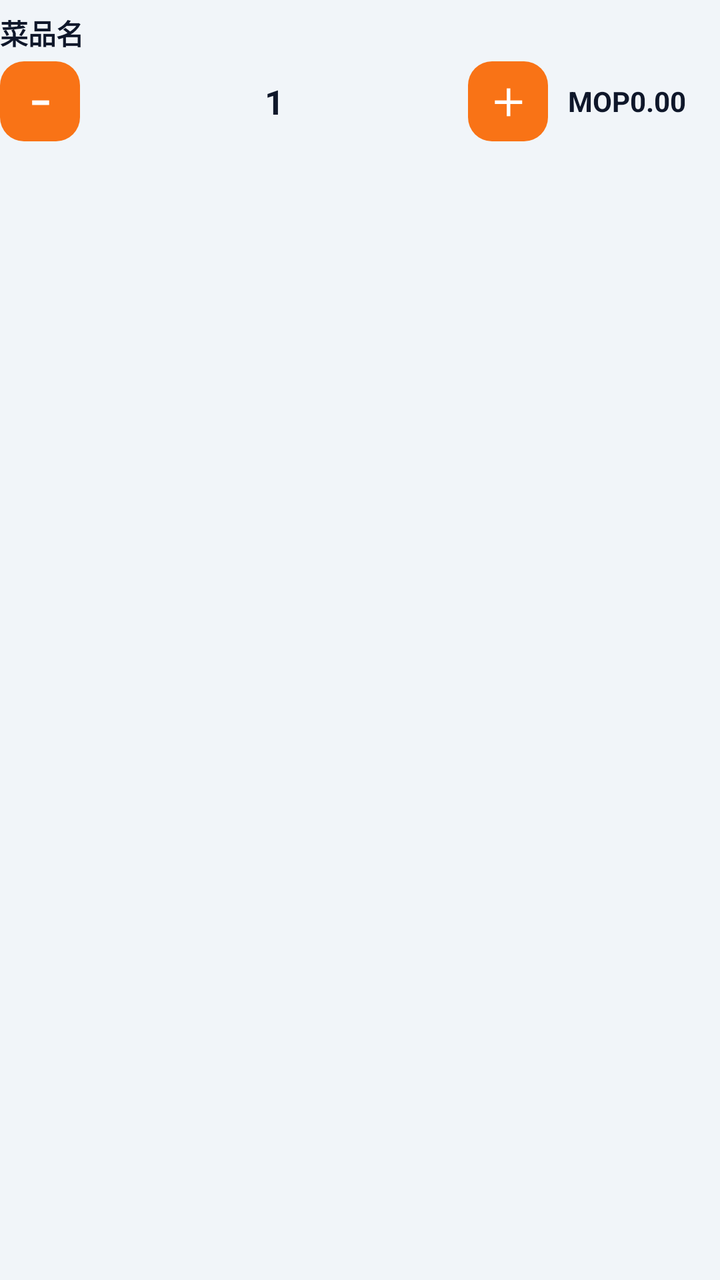
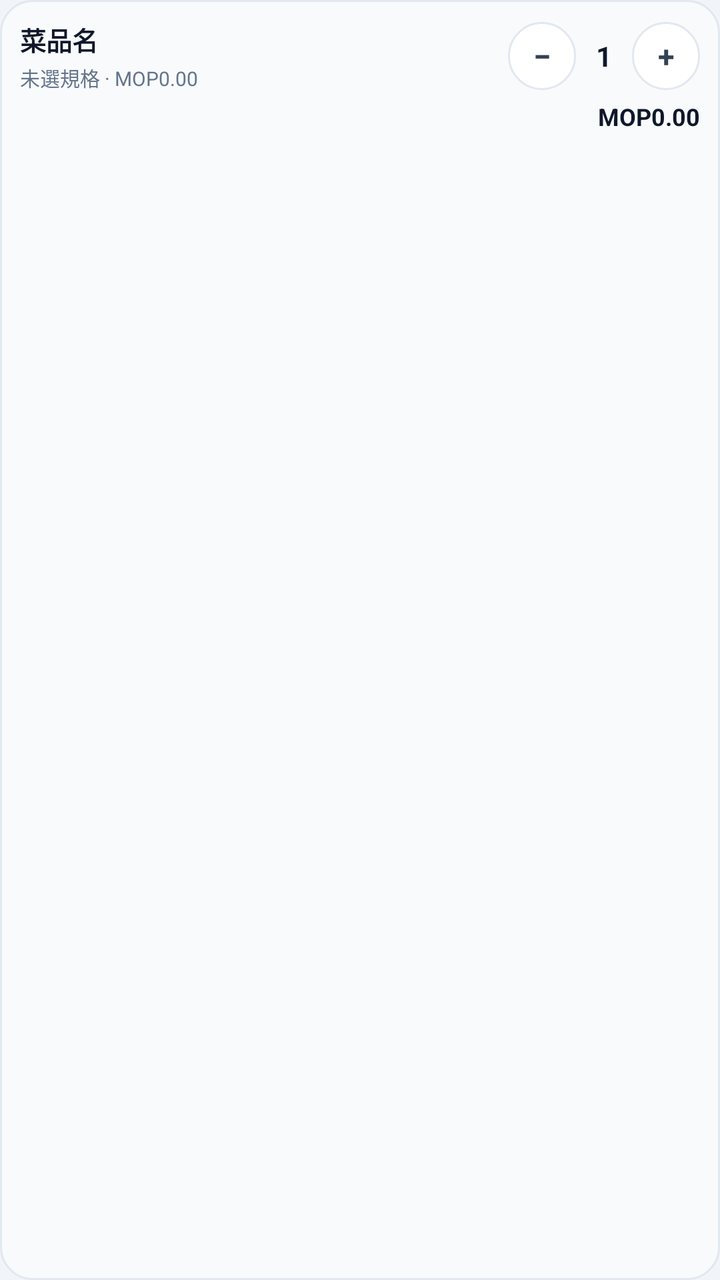

The first picture is an Android layout as it rendered before a commit; the second is the same layout after the commit. The layout source and the unified diff follow.
<!-- AndroidManifest.xml: application theme Theme.MacauposNative -->
<!-- res/layout/item_cart_line.xml -->
<?xml version="1.0" encoding="utf-8"?>
<LinearLayout xmlns:android="http://schemas.android.com/apk/res/android"
    android:layout_width="match_parent"
    android:layout_height="wrap_content"
    android:orientation="vertical"
    android:paddingVertical="6dp">

    <TextView
        android:id="@+id/txtLineName"
        android:layout_width="match_parent"
        android:layout_height="wrap_content"
        android:ellipsize="end"
        android:maxLines="1"
        android:text="菜品名"
        android:textColor="@color/text_primary"
        android:textSize="14sp"
        android:textStyle="bold" />

    <LinearLayout
        android:layout_width="match_parent"
        android:layout_height="wrap_content"
        android:layout_marginTop="4dp"
        android:gravity="center_vertical"
        android:orientation="horizontal">

        <TextView
            android:id="@+id/btnMinus"
            android:layout_width="40dp"
            android:layout_height="40dp"
            android:background="@drawable/bg_qty_btn"
            android:gravity="center"
            android:text="−"
            android:textColor="@color/card"
            android:textSize="20sp"
            android:textStyle="bold" />

        <TextView
            android:id="@+id/txtQty"
            android:layout_width="0dp"
            android:layout_height="wrap_content"
            android:layout_weight="1"
            android:gravity="center"
            android:text="1"
            android:textColor="@color/text_primary"
            android:textSize="17sp"
            android:textStyle="bold" />

        <TextView
            android:id="@+id/btnPlus"
            android:layout_width="40dp"
            android:layout_height="40dp"
            android:background="@drawable/bg_qty_btn"
            android:gravity="center"
            android:text="＋"
            android:textColor="@color/card"
            android:textSize="18sp"
            android:textStyle="bold" />

        <TextView
            android:id="@+id/txtLineAmount"
            android:layout_width="wrap_content"
            android:layout_height="wrap_content"
            android:layout_marginStart="10dp"
            android:minWidth="76dp"
            android:text="MOP0.00"
            android:textColor="@color/text_primary"
            android:textSize="14sp"
            android:textStyle="bold" />
    </LinearLayout>
</LinearLayout>
<!-- resources referenced by this layout -->
<resources>
  <color name="card">#FFFFFF</color>
  <color name="text_primary">#0F172A</color>
  <!-- drawable bg_qty_btn (drawable) -->
  <?xml version="1.0" encoding="utf-8"?>
  <selector xmlns:android="http://schemas.android.com/apk/res/android">
      <item android:state_pressed="true">
          <shape android:shape="rectangle">
              <solid android:color="@color/accent_soft" />
              <corners android:radius="12dp" />
          </shape>
      </item>
      <item>
          <shape android:shape="rectangle">
              <solid android:color="@color/accent" />
              <corners android:radius="12dp" />
          </shape>
      </item>
  </selector>
  <style name="Theme.MacauposNative" parent="android:Theme.Material.Light.NoActionBar">
          <item name="android:statusBarColor">#F1F5F9</item>
          <item name="android:navigationBarColor">#FFFFFF</item>
          <item name="android:windowBackground">#F1F5F9</item>
          <item name="android:colorAccent">#F97316</item>
          <item name="android:windowLightStatusBar">true</item>
      </style>
  <color name="accent_soft">#FFEDD5</color>
  <color name="accent">#F97316</color>
</resources>

<!-- the commit's change to res/layout/item_cart_line.xml (unified diff, before → after) -->
@@ -2,69 +2,87 @@
 <LinearLayout xmlns:android="http://schemas.android.com/apk/res/android"
     android:layout_width="match_parent"
     android:layout_height="wrap_content"
+    android:layout_marginBottom="6dp"
+    android:background="@drawable/bg_cart_row"
     android:orientation="vertical"
-    android:paddingVertical="6dp">
-
-    <TextView
-        android:id="@+id/txtLineName"
-        android:layout_width="match_parent"
-        android:layout_height="wrap_content"
-        android:ellipsize="end"
-        android:maxLines="1"
-        android:text="菜品名"
-        android:textColor="@color/text_primary"
-        android:textSize="14sp"
-        android:textStyle="bold" />
+    android:padding="10dp">
 
     <LinearLayout
         android:layout_width="match_parent"
         android:layout_height="wrap_content"
-        android:layout_marginTop="4dp"
         android:gravity="center_vertical"
         android:orientation="horizontal">
 
+        <LinearLayout
+            android:layout_width="0dp"
+            android:layout_height="wrap_content"
+            android:layout_weight="1"
+            android:orientation="vertical">
+
+            <TextView
+                android:id="@+id/txtLineName"
+                android:layout_width="match_parent"
+                android:layout_height="wrap_content"
+                android:ellipsize="end"
+                android:maxLines="1"
+                android:text="菜品名"
+                android:textColor="@color/slate_900"
+                android:textSize="13sp"
+                android:textStyle="bold" />
+
+            <TextView
+                android:id="@+id/txtLineSpec"
+                android:layout_width="match_parent"
+                android:layout_height="wrap_content"
+                android:layout_marginTop="2dp"
+                android:ellipsize="end"
+                android:maxLines="1"
+                android:text="未選規格 · MOP0.00"
+                android:textColor="@color/text_secondary"
+                android:textSize="10sp" />
+        </LinearLayout>
+
         <TextView
             android:id="@+id/btnMinus"
-            android:layout_width="40dp"
-            android:layout_height="40dp"
-            android:background="@drawable/bg_qty_btn"
+            android:layout_width="34dp"
+            android:layout_height="34dp"
+            android:background="@drawable/bg_stepper"
             android:gravity="center"
             android:text="−"
-            android:textColor="@color/card"
-            android:textSize="20sp"
+            android:textColor="@color/slate_700"
+            android:textSize="16sp"
             android:textStyle="bold" />
 
         <TextView
             android:id="@+id/txtQty"
-            android:layout_width="0dp"
+            android:layout_width="28dp"
             android:layout_height="wrap_content"
-            android:layout_weight="1"
             android:gravity="center"
             android:text="1"
             android:textColor="@color/text_primary"
-            android:textSize="17sp"
+            android:textSize="14sp"
             android:textStyle="bold" />
 
         <TextView
             android:id="@+id/btnPlus"
-            android:layout_width="40dp"
-            android:layout_height="40dp"
-            android:background="@drawable/bg_qty_btn"
+            android:layout_width="34dp"
+            android:layout_height="34dp"
+            android:background="@drawable/bg_stepper"
             android:gravity="center"
-            android:text="＋"
-            android:textColor="@color/card"
-            android:textSize="18sp"
-            android:textStyle="bold" />
-
-        <TextView
-            android:id="@+id/txtLineAmount"
-            android:layout_width="wrap_content"
-            android:layout_height="wrap_content"
-            android:layout_marginStart="10dp"
-            android:minWidth="76dp"
-            android:text="MOP0.00"
-            android:textColor="@color/text_primary"
-            android:textSize="14sp"
+            android:text="+"
+            android:textColor="@color/slate_700"
+            android:textSize="15sp"
             android:textStyle="bold" />
     </LinearLayout>
+
+    <TextView
+        android:id="@+id/txtLineAmount"
+        android:layout_width="match_parent"
+        android:layout_height="wrap_content"
+        android:layout_marginTop="4dp"
+        android:gravity="end"
+        android:text="MOP0.00"
+        android:textColor="@color/text_primary"
+        android:textSize="12sp"
+        android:textStyle="bold" />
 </LinearLayout>
<!-- resource entries referenced after the edit -->
@@ -1,20 +1,41 @@
 <!-- resources referenced by this layout -->
 <resources>
+  <color name="slate_700">#334155</color>
+  <color name="slate_900">#0F172A</color>
   <color name="card">#FFFFFF</color>
   <color name="text_primary">#0F172A</color>
-  <!-- drawable bg_qty_btn (drawable) -->
+  <color name="text_secondary">#64748B</color>
+  <!-- drawable bg_cart_row (drawable) -->
   <?xml version="1.0" encoding="utf-8"?>
   <selector xmlns:android="http://schemas.android.com/apk/res/android">
       <item android:state_pressed="true">
           <shape android:shape="rectangle">
-              <solid android:color="@color/accent_soft" />
-              <corners android:radius="12dp" />
+              <solid android:color="@color/orange_50" />
+              <corners android:radius="16dp" />
+              <stroke android:width="1dp" android:color="@color/accent_border" />
           </shape>
       </item>
       <item>
           <shape android:shape="rectangle">
-              <solid android:color="@color/accent" />
-              <corners android:radius="12dp" />
+              <solid android:color="@color/slate_50" />
+              <corners android:radius="16dp" />
+              <stroke android:width="1dp" android:color="@color/card_border" />
+          </shape>
+      </item>
+  </selector>
+  <!-- drawable bg_stepper (drawable) -->
+  <?xml version="1.0" encoding="utf-8"?>
+  <selector xmlns:android="http://schemas.android.com/apk/res/android">
+      <item android:state_pressed="true">
+          <shape android:shape="oval">
+              <solid android:color="@color/slate_50" />
+              <stroke android:width="1dp" android:color="@color/text_faint" />
+          </shape>
+      </item>
+      <item>
+          <shape android:shape="oval">
+              <solid android:color="@color/card" />
+              <stroke android:width="1dp" android:color="@color/card_border" />
           </shape>
       </item>
   </selector>
@@ -25,7 +46,10 @@
           <item name="android:colorAccent">#F97316</item>
           <item name="android:windowLightStatusBar">true</item>
       </style>
-  <color name="accent_soft">#FFEDD5</color>
-  <color name="accent">#F97316</color>
+  <color name="orange_50">#FFF7ED</color>
+  <color name="accent_border">#FDBA74</color>
+  <color name="slate_50">#F8FAFC</color>
+  <color name="card_border">#E2E8F0</color>
+  <color name="text_faint">#94A3B8</color>
 </resources>
 
